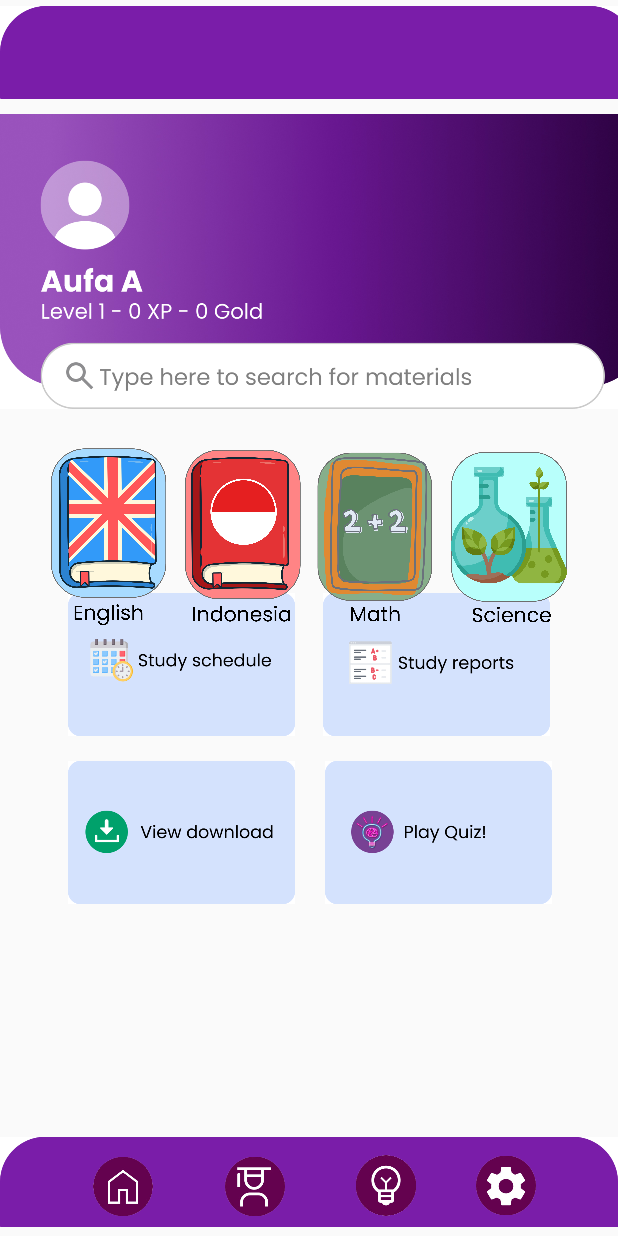
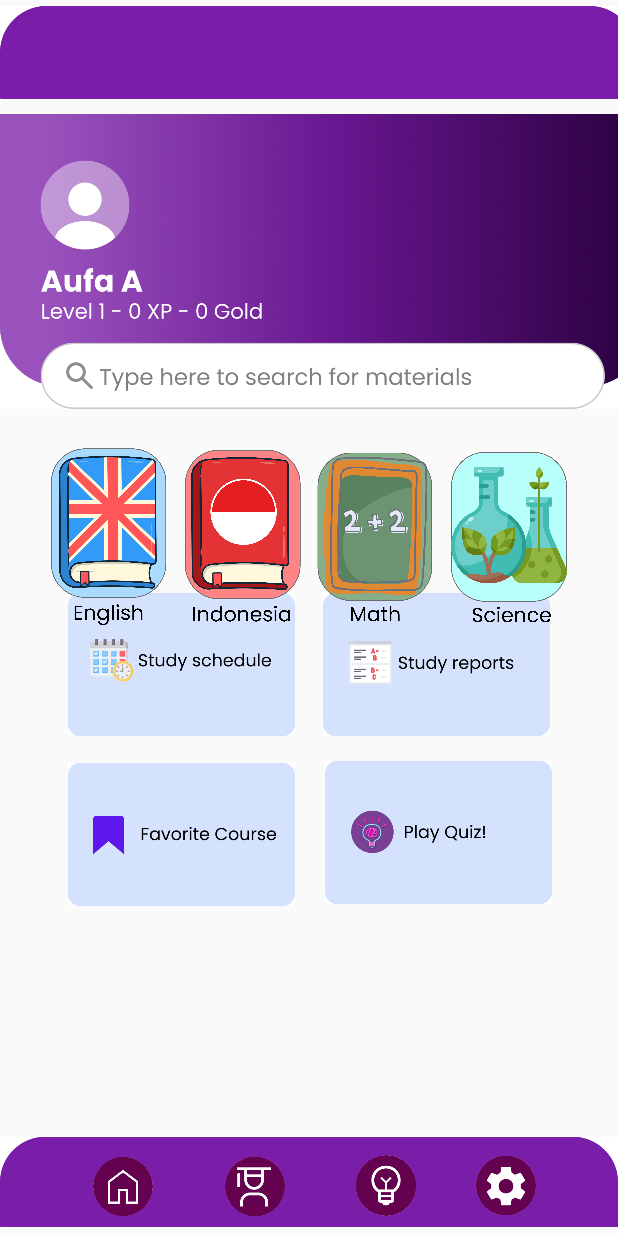
Before and after one commit to MJordanWS/Octocourse, an Android app: the Home screen opened directly, with no data from a screen before it, on a phone screen of 412 x 824 dp. Run offline under Robolectric (Android 15) with nearby library versions, the phone set to English and light mode, and no system bars.

Commit message:
Add Firestore CRUD Table Favourite Course

```diff
--- a/app/build.gradle.kts
+++ b/app/build.gradle.kts
@@ -55,6 +55,7 @@ dependencies {
     implementation(libs.androidx.activity)
     implementation(libs.androidx.constraintlayout)
     implementation(libs.firebase.auth.ktx)
+    implementation(libs.firebase.firestore.ktx)
     testImplementation(libs.junit)
     androidTestImplementation(libs.androidx.junit)
     androidTestImplementation(libs.androidx.espresso.core)
--- a/app/src/main/java/com/jordan/octocourse/Home.kt
+++ b/app/src/main/java/com/jordan/octocourse/Home.kt
@@ -42,9 +42,9 @@ class Home : AppCompatActivity() {
             finish()
         }
 
-        val btnDownload = findViewById<ImageView>(R.id.btnDownload)
-        btnDownload.setOnClickListener {
-            val intent = Intent(this@Home, ViewDownload::class.java)
+        val imgFav = findViewById<ImageView>(R.id.imgFav)
+        imgFav.setOnClickListener {
+            val intent = Intent(this@Home, FavoritCourse::class.java)
             startActivity(intent)
             finish()
         }
--- a/app/src/main/res/layout/activity_home.xml
+++ b/app/src/main/res/layout/activity_home.xml
@@ -27,17 +27,6 @@
         app:layout_constraintHorizontal_bias="0.0"
         app:layout_constraintStart_toStartOf="parent"
         app:srcCompat="@drawable/header" />
-
-    <ImageView
-        android:id="@+id/btnDownload"
-        android:layout_width="151dp"
-        android:layout_height="110dp"
-        android:layout_marginTop="500dp"
-        app:layout_constraintEnd_toEndOf="parent"
-        app:layout_constraintHorizontal_bias="0.173"
-        app:layout_constraintStart_toStartOf="parent"
-        app:layout_constraintTop_toTopOf="parent"
-        app:srcCompat="@drawable/viewdownload" />
 
     <ImageView
         android:id="@+id/btnQuiz"
@@ -175,4 +164,16 @@
         app:layout_constraintVertical_bias="0.994"
         app:srcCompat="@drawable/tiga" />
 
+    <ImageView
+        android:id="@+id/imgFav"
+        android:layout_width="151dp"
+        android:layout_height="110dp"
+        android:layout_marginStart="45dp"
+        android:layout_marginTop="3dp"
+        android:layout_marginEnd="20dp"
+        app:layout_constraintEnd_toStartOf="@+id/btnQuiz"
+        app:layout_constraintStart_toStartOf="parent"
+        app:layout_constraintTop_toBottomOf="@+id/btnStudy"
+        app:srcCompat="@drawable/btnfavco" />
+
 </androidx.constraintlayout.widget.ConstraintLayout>
--- a/gradle/libs.versions.toml
+++ b/gradle/libs.versions.toml
@@ -10,6 +10,7 @@ material = "1.12.0"
 activity = "1.9.2"
 constraintlayout = "2.1.4"
 firebaseAuthKtx = "23.2.0"
+firebaseFirestoreKtx = "25.1.4"
 
 [libraries]
 androidx-core-ktx = { group = "androidx.core", name = "core-ktx", version.ref = "coreKtx" }
@@ -21,6 +22,7 @@ material = { group = "com.google.android.material", name = "material", version.r
 androidx-activity = { group = "androidx.activity", name = "activity", version.ref = "activity" }
 androidx-constraintlayout = { group = "androidx.constraintlayout", name = "constraintlayout", version.ref = "constraintlayout" }
 firebase-auth-ktx = { group = "com.google.firebase", name = "firebase-auth-ktx", version.ref = "firebaseAuthKtx" }
+firebase-firestore-ktx = { group = "com.google.firebase", name = "firebase-firestore-ktx", version.ref = "firebaseFirestoreKtx" }
 
 [plugins]
 android-application = { id = "com.android.application", version.ref = "agp" }
```
Also changed, not shown: app/src/main/AndroidManifest.xml (+12 -0 lines), app/src/main/res/drawable/btnfavco.jpg (added), app/src/main/res/drawable/buttonaddfav.png (added).
